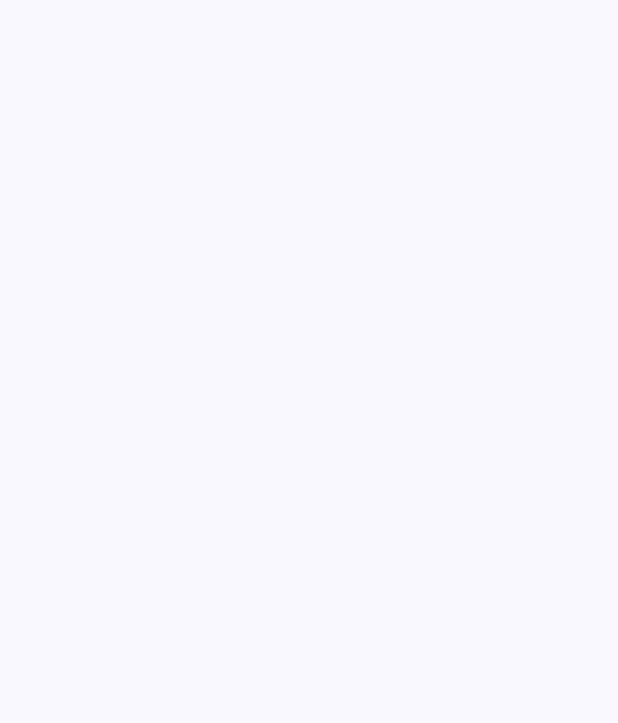
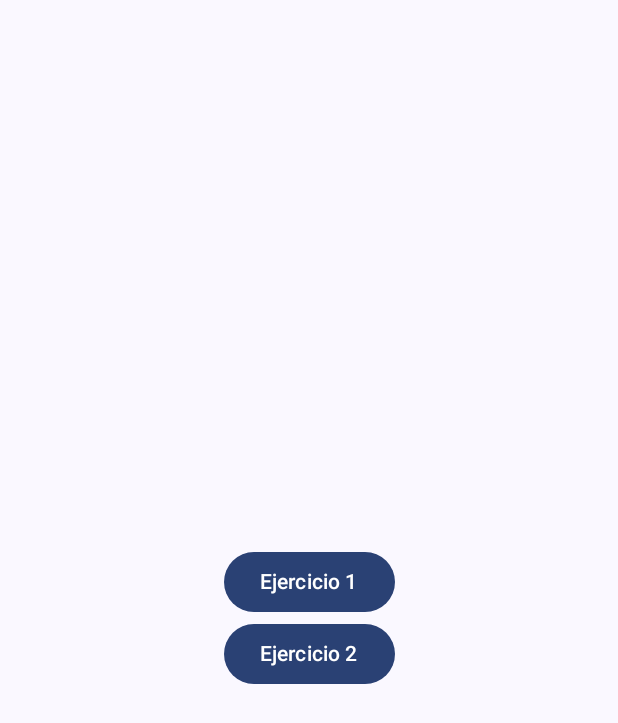
Before and after one commit to Angelmbx/Examen2Tyo, an Android app built with Jetpack Compose: the screen it shows after launch (MainActivity), on a phone screen of 412 x 824 dp. Before the commit the part shown is empty. Shown: the top 723 px of the screen. Run offline under Robolectric (Android 15) with nearby library versions, the phone set to English and light mode, and no system bars.

Commit message:
Implementando navigation.

```diff
--- a/app/src/main/java/com/example/examen2tyo/screens/MainScreen.kt
+++ b/app/src/main/java/com/example/examen2tyo/screens/MainScreen.kt
@@ -1,10 +1,55 @@
 package com.example.examen2tyo.screens
 
+import android.content.res.Configuration
+import androidx.compose.foundation.layout.Arrangement
+import androidx.compose.foundation.layout.Box
+import androidx.compose.foundation.layout.Column
+import androidx.compose.foundation.layout.fillMaxSize
+import androidx.compose.material3.Button
+import androidx.compose.material3.Text
 import androidx.compose.runtime.Composable
+import androidx.compose.ui.Alignment
+import androidx.compose.ui.Modifier
+import androidx.compose.ui.platform.LocalConfiguration
 import androidx.navigation.NavController
+import com.example.examen2tyo.navigation.Screens
 
 
 @Composable
 fun MainScreen(navController: NavController) {
 
+    when (LocalConfiguration.current.orientation) {
+        Configuration.ORIENTATION_PORTRAIT -> {
+
+            Column(
+                modifier = Modifier
+                    .fillMaxSize(),
+                verticalArrangement = Arrangement.Center,
+                horizontalAlignment = Alignment.CenterHorizontally,
+            ) {
+                Button(onClick = { navController.navigate(route = Screens.Screen1.route) }) {
+                    Text(text = "Ejercicio 1")
+                }
+                Button(onClick = { navController.navigate(route = Screens.Screen2.route) }) {
+                    Text(text = "Ejercicio 2")
+                }
+
+            }
+        }
+
+
+        Configuration.ORIENTATION_LANDSCAPE -> {
+            Box(Modifier.fillMaxSize(), Alignment.Center) {
+                Column() {
+                    Button(onClick = { navController.navigate(route = Screens.Screen1.route) }) {
+                        Text(text = "Ejercicio 1")
+                    }
+                    Button(onClick = { navController.navigate(route = Screens.Screen2.route) }) {
+                        Text(text = "Ejercicio 2")
+                    }
+                }
+            }
+        }
+        else -> throw RuntimeException()
+    }
 }
```
